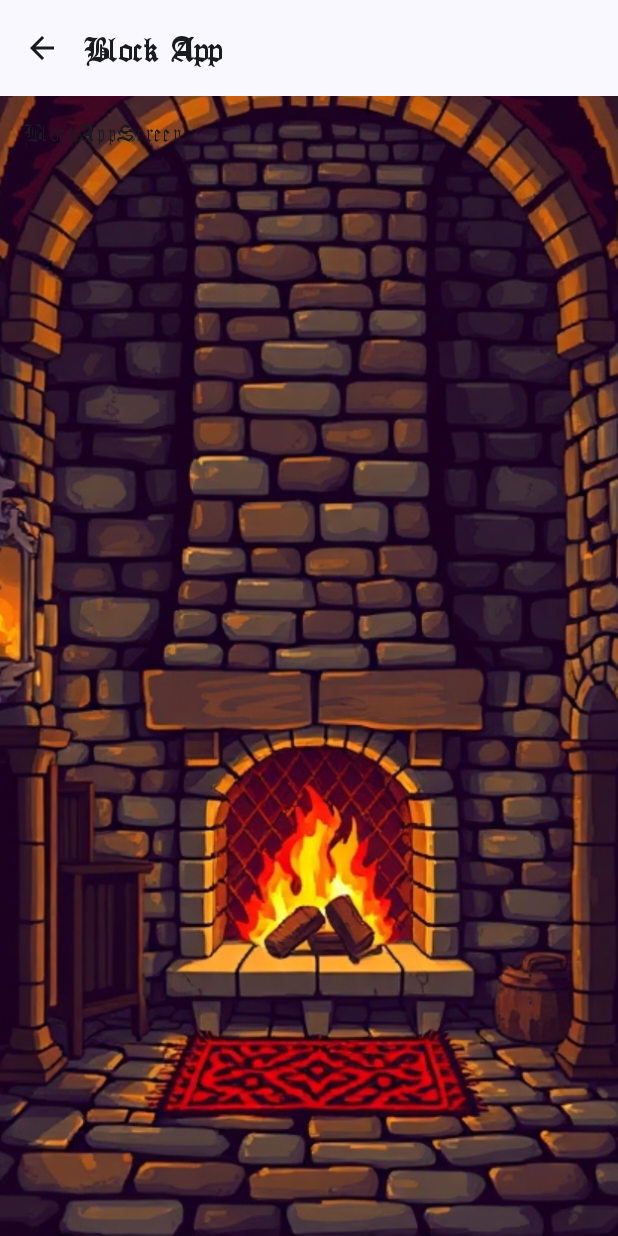
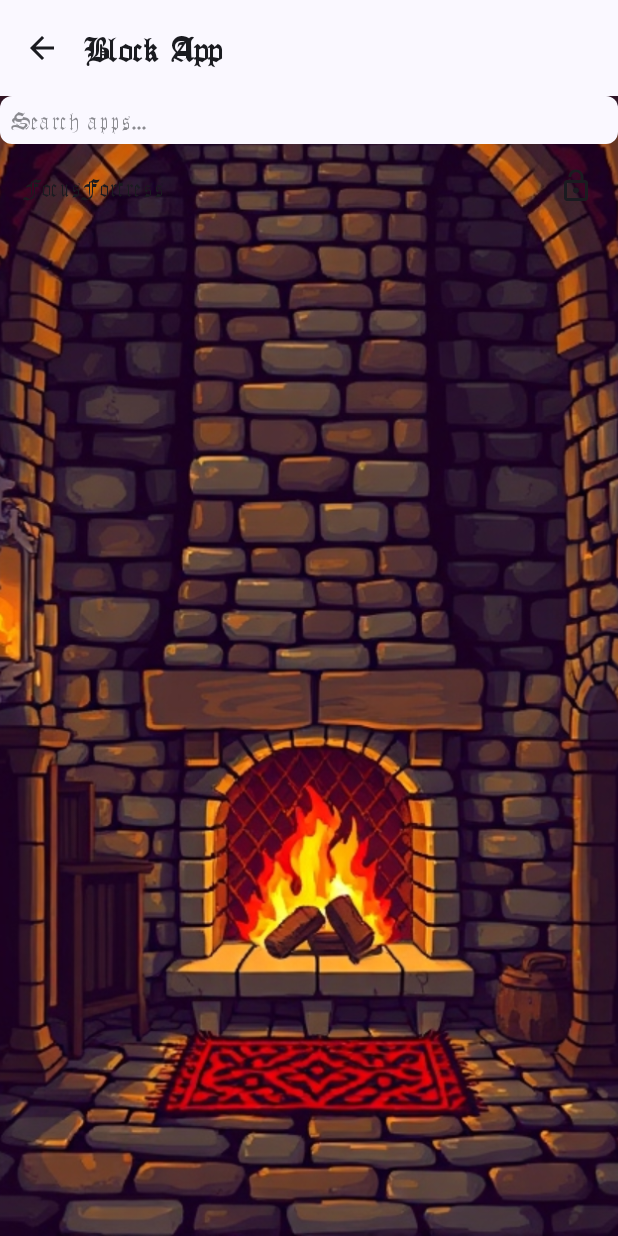
Before and after one commit to AdamKuraczynski/FocusFortress, an Android app built with Jetpack Compose: the BlockAppScreen screen opened through its navigation route, on a phone screen of 412 x 824 dp. Run offline under Robolectric (Android 15) with nearby library versions, the light colour scheme and no system bars; our stand-ins replace Room's generated code.

Commit message:
Changes - room database - room database for blocking with dao - accessibility feature added - app blocking implemented

```diff
--- a/app/src/main/java/com/adamkuraczynski/focusfortress/MainActivity.kt
+++ b/app/src/main/java/com/adamkuraczynski/focusfortress/MainActivity.kt
@@ -18,7 +18,6 @@ import androidx.navigation.compose.rememberNavController
 import com.adamkuraczynski.focusfortress.screens.MainContent
 import com.adamkuraczynski.focusfortress.permissions.PermissionScreen
 import com.adamkuraczynski.focusfortress.permissions.PermissionViewModel
-import com.adamkuraczynski.focusfortress.screens.BlockAppScreen
 import com.adamkuraczynski.focusfortress.screens.BlockKeywordScreen
 import com.adamkuraczynski.focusfortress.screens.BlockWebsiteScreen
 import com.adamkuraczynski.focusfortress.screens.SelectStrictnessScreen
@@ -26,6 +25,7 @@ import com.adamkuraczynski.focusfortress.screens.TakeABreakScreen
 import com.adamkuraczynski.focusfortress.statistics.LaunchCountScreen
 import com.adamkuraczynski.focusfortress.statistics.ScreenTimeScreen
 import com.adamkuraczynski.focusfortress.ui.theme.FocusFortressTheme
+import com.adamkuraczynski.focusfortress.blocking.BlockAppScreen
 
 /**
  * The main entry point of the FocusFortress application.
@@ -115,7 +115,7 @@ fun MainApp() {
             LaunchCountScreen(navController)
         }
         composable("blockApp") {
-            BlockAppScreen(navController)
+            BlockAppScreen(navController = navController)
         }
         composable("blockWebsite") {
             BlockWebsiteScreen(navController)
--- /dev/null
+++ b/app/src/main/java/com/adamkuraczynski/focusfortress/blocking/BlockAppScreen.kt
@@ -0,0 +1,166 @@
+package com.adamkuraczynski.focusfortress.blocking
+
+import android.content.pm.ApplicationInfo
+import android.content.pm.PackageManager
+import androidx.compose.foundation.Image
+import androidx.compose.foundation.background
+import androidx.compose.foundation.clickable
+import androidx.compose.foundation.layout.Box
+import androidx.compose.foundation.layout.Column
+import androidx.compose.foundation.layout.Row
+import androidx.compose.foundation.layout.fillMaxSize
+import androidx.compose.foundation.layout.fillMaxWidth
+import androidx.compose.foundation.layout.padding
+import androidx.compose.foundation.lazy.LazyColumn
+import androidx.compose.foundation.lazy.items
+import androidx.compose.foundation.text.BasicTextField
+import androidx.compose.material.icons.Icons
+import androidx.compose.material.icons.automirrored.filled.ArrowBack
+import androidx.compose.material.icons.filled.Lock
+import androidx.compose.material.icons.filled.LockOpen
+import androidx.compose.material3.ExperimentalMaterial3Api
+import androidx.compose.material3.Icon
+import androidx.compose.material3.IconButton
+import androidx.compose.material3.Text
+import androidx.compose.material3.MaterialTheme
+import androidx.compose.material3.Scaffold
+import androidx.compose.material3.TopAppBar
+import androidx.compose.runtime.Composable
+import androidx.compose.runtime.LaunchedEffect
+import androidx.compose.runtime.getValue
+import androidx.compose.runtime.mutableStateOf
+import androidx.compose.runtime.remember
+import androidx.compose.runtime.setValue
+import androidx.compose.ui.Alignment
+import androidx.compose.ui.Modifier
+import androidx.compose.ui.layout.ContentScale
+import androidx.compose.ui.platform.LocalContext
+import androidx.compose.ui.res.painterResource
+import androidx.compose.ui.unit.dp
+import androidx.lifecycle.viewmodel.compose.viewModel
+import androidx.navigation.NavController
+import com.adamkuraczynski.focusfortress.R
+import com.adamkuraczynski.focusfortress.database.BlockedApp
+import kotlinx.coroutines.flow.collectLatest
+
+@OptIn(ExperimentalMaterial3Api::class)
+@Composable
+fun BlockAppScreen(viewModel: BlockAppViewModel = viewModel(), navController: NavController) {
+    val backgroundImage = painterResource(id = R.drawable.fireplace)
+    val context = LocalContext.current
+    val packageManager = context.packageManager
+
+    var installedApps by remember { mutableStateOf(listOf<ApplicationInfo>()) }
+    var blockedApps by remember { mutableStateOf(emptyList<BlockedApp>()) }
+    var searchText by remember { mutableStateOf("") }
+
+    // Fetch installed apps once
+    LaunchedEffect(Unit) {
+        val packages = packageManager.getInstalledApplications(PackageManager.GET_META_DATA)
+        installedApps = packages.filter {
+            packageManager.getLaunchIntentForPackage(it.packageName) != null
+        }
+    }
+
+    // Observe blocked apps
+    LaunchedEffect(Unit) {
+        viewModel.blockedApps.collectLatest { blockedList ->
+            blockedApps = blockedList
+        }
+    }
+
+    Scaffold(
+        topBar = {
+            TopAppBar(
+                title = { Text("Block App") },
+                navigationIcon = {
+                    IconButton(onClick = { navController.navigateUp() }) {
+                        Icon(Icons.AutoMirrored.Filled.ArrowBack, contentDescription = "Back")
+                    }
+                }
+            )
+        },
+        content = { paddingValues ->
+            Box{
+                Image(
+                    painter = backgroundImage,
+                    contentDescription = null,
+                    contentScale = ContentScale.Crop,
+                    modifier = Modifier.fillMaxSize()
+                )
+
+                Column(modifier = Modifier.fillMaxSize()) {
+                    // Search Bar
+                    BasicTextField(
+                        value = searchText,
+                        onValueChange = { searchText = it },
+                        modifier = Modifier
+                            .fillMaxWidth()
+                            .padding(paddingValues),
+                        decorationBox = { innerTextField ->
+                            Box(
+                                Modifier
+                                    .fillMaxWidth()
+                                    .background(MaterialTheme.colorScheme.surface, MaterialTheme.shapes.small)
+                                    .padding(8.dp)
+                            ) {
+                                if (searchText.isEmpty()) {
+                                    Text("Search apps...", color = MaterialTheme.colorScheme.onSurface.copy(alpha = 0.5f))
+                                }
+                                innerTextField()
+                            }
+                        }
+                    )
+
+                    // List of Apps
+                    val filteredApps = installedApps.filter {
+                        val appName = packageManager.getApplicationLabel(it).toString()
+                        appName.contains(searchText, ignoreCase = true)
+                    }
+
+                    LazyColumn {
+                        items(filteredApps) { appInfo ->
+                            val appName = packageManager.getApplicationLabel(appInfo).toString()
+                            val packageName = appInfo.packageName
+                            val isBlocked = blockedApps.any { it.packageName == packageName }
+
+                            AppItem(
+                                appName = appName,
+                                isBlocked = isBlocked,
+                                onToggleBlock = {
+                                    if (isBlocked) {
+                                        viewModel.unblockApp(BlockedApp(packageName, appName))
+                                    } else {
+                                        viewModel.blockApp(packageName, appName)
+                                    }
+                                }
+                            )
+                        }
+                    }
+                }
+            }
+        }
+    )
+
+}
+
+@Composable
+fun AppItem(appName: String, isBlocked: Boolean, onToggleBlock: () -> Unit) {
+    Row(
+        modifier = Modifier
+            .fillMaxWidth()
+            .clickable { onToggleBlock() }
+            .padding(16.dp),
+        verticalAlignment = Alignment.CenterVertically
+    ) {
+        Text(
+            text = appName,
+            modifier = Modifier.weight(1f),
+            style = MaterialTheme.typography.bodyLarge
+        )
+        Icon(
+            imageVector = if (isBlocked) Icons.Default.Lock else Icons.Default.LockOpen,
+            contentDescription = if (isBlocked) "Blocked" else "Not Blocked"
+        )
+    }
+}
--- /dev/null
+++ b/app/src/main/java/com/adamkuraczynski/focusfortress/blocking/BlockAppViewModel.kt
@@ -0,0 +1,33 @@
+package com.adamkuraczynski.focusfortress.blocking
+
+import androidx.lifecycle.ViewModel
+import androidx.lifecycle.viewModelScope
+import com.adamkuraczynski.focusfortress.database.BlockedApp
+import com.adamkuraczynski.focusfortress.database.FocusFortressApp
+import kotlinx.coroutines.flow.Flow
+import kotlinx.coroutines.launch
+
+class BlockAppViewModel : ViewModel() {
+
+    private val blockedAppDao = FocusFortressApp.database.blockedAppDao()
+
+    val blockedApps: Flow<List<BlockedApp>> = blockedAppDao.getBlockedApps()
+
+    fun blockApp(packageName: String, appName: String) {
+        viewModelScope.launch {
+            val blockedApp = BlockedApp(packageName, appName)
+            blockedAppDao.insertBlockedApp(blockedApp)
+        }
+    }
+
+    fun unblockApp(blockedApp: BlockedApp) {
+        viewModelScope.launch {
+            blockedAppDao.deleteBlockedApp(blockedApp)
+        }
+    }
+
+    suspend fun isAppBlocked(packageName: String): Boolean {
+        return blockedAppDao.isAppBlocked(packageName)
+    }
+
+}
--- a/app/src/main/java/com/adamkuraczynski/focusfortress/screens/BlockAppScreen.kt
+++ /dev/null
@@ -1,58 +0,0 @@
-package com.adamkuraczynski.focusfortress.screens
-
-import androidx.compose.foundation.Image
-import androidx.compose.foundation.layout.Box
-import androidx.compose.foundation.layout.fillMaxSize
-import androidx.compose.foundation.layout.padding
-import androidx.compose.material.icons.Icons
-import androidx.compose.material.icons.automirrored.filled.ArrowBack
-import androidx.compose.material3.ExperimentalMaterial3Api
-import androidx.compose.material3.Icon
-import androidx.compose.material3.IconButton
-import androidx.compose.material3.Scaffold
-import androidx.compose.material3.Text
-import androidx.compose.material3.TopAppBar
-import androidx.compose.runtime.Composable
-import androidx.compose.ui.unit.dp
-import androidx.navigation.NavController
-import androidx.compose.ui.Modifier
-import androidx.compose.ui.layout.ContentScale
-import androidx.compose.ui.res.painterResource
-import com.adamkuraczynski.focusfortress.R
-
-
-@OptIn(ExperimentalMaterial3Api::class)
-@Composable
-fun BlockAppScreen(navController: NavController) {
-    val backgroundImage = painterResource(id = R.drawable.fireplace)
-
-    Scaffold(
-        topBar = {
-            TopAppBar(
-                title = { Text("Block App") },
-                navigationIcon = {
-                    IconButton(onClick = { navController.navigateUp() }) {
-                        Icon(Icons.AutoMirrored.Filled.ArrowBack, contentDescription = "Back")
-                    }
-                }
-            )
-        },
-        content = { paddingValues ->
-            Box(
-
-            ){
-                Image(
-                    painter = backgroundImage,
-                    contentDescription = null,
-                    contentScale = ContentScale.Crop,
-                    modifier = Modifier.fillMaxSize()
-                )
-
-                Text(
-                    text = "BlockAppScreen",
-                    modifier = Modifier.padding(paddingValues).padding(16.dp)
-                )
-            }
-        }
-    )
-}
--- a/app/src/main/res/values/strings.xml
+++ b/app/src/main/res/values/strings.xml
@@ -1,3 +1,4 @@
 <resources>
     <string name="app_name">FocusFortress</string>
+    <string name="accessibility_service_description">Focus Fortress Accessibility Service</string>
 </resources>
```
Also changed, not shown: app/src/main/AndroidManifest.xml (+19 -0 lines), app/src/main/java/com/adamkuraczynski/focusfortress/blocking/BlockedAppActivity.kt (added, +31 -0 lines), app/src/main/java/com/adamkuraczynski/focusfortress/blocking/BlockedAppScreen.kt (added, +83 -0 lines), app/src/main/java/com/adamkuraczynski/focusfortress/database/AppDatabase.kt (added, +9 -0 lines), app/src/main/java/com/adamkuraczynski/focusfortress/database/BlockedApp.kt (added, +10 -0 lines), app/src/main/java/com/adamkuraczynski/focusfortress/database/BlockedAppDao.kt (added, +24 -0 lines), app/src/main/java/com/adamkuraczynski/focusfortress/database/FocusFortressApp.kt (added, +21 -0 lines), app/src/main/java/com/adamkuraczynski/focusfortress/service/AppBlockerService.kt (added, +49 -0 lines), app/src/main/res/xml/accessibility_service_config.xml (added, +10 -0 lines), app/src/main/res/drawable/ic_launcher.png (added).
